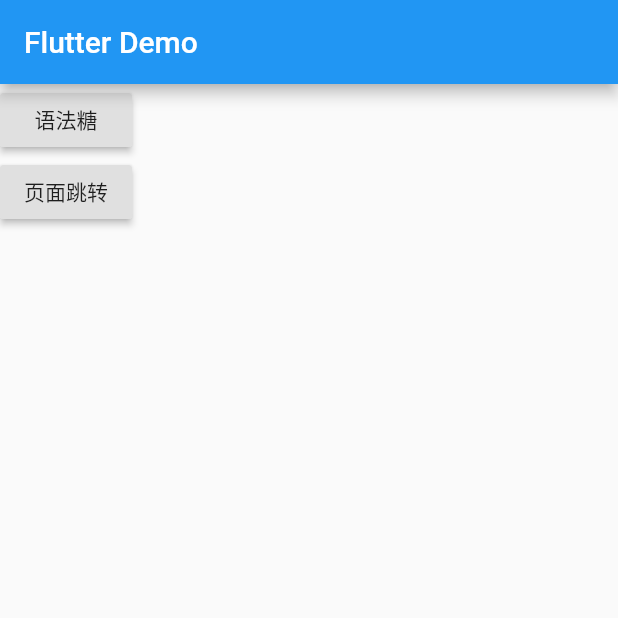
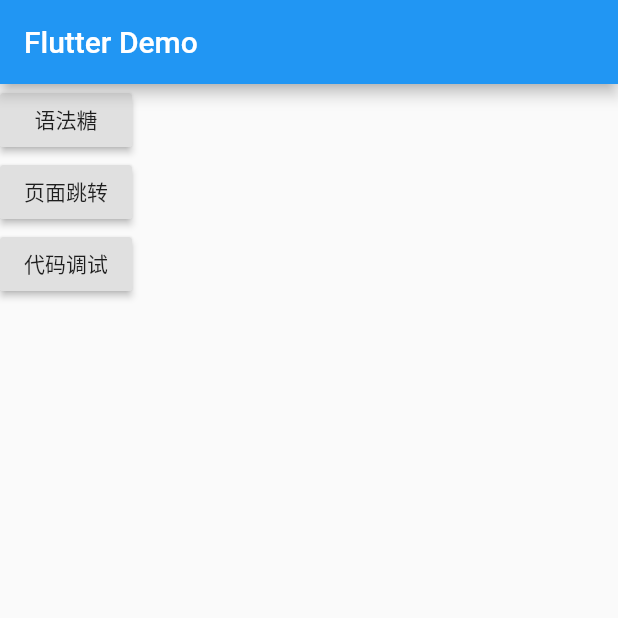
Before and after one commit to yanjunhui2014/fz_flutter_share, a Flutter app: the screen it shows after launch, on a phone screen of 412 x 824 dp, the top half of it. Run offline on Flutter 3.47's test engine with Material 2 defaults, Android fonts, the phone set to English and light mode, and no system bars.

Commit message:
feat 1、完成代码调试demo添加；

```diff
--- a/lib/main.dart
+++ b/lib/main.dart
@@ -1,5 +1,6 @@
 import 'dart:async';
 
+import 'package:ShareDemo/ui/DemoDebugWidget.dart';
 import 'package:ShareDemo/utils/FZLog.dart';
 import 'package:flutter/material.dart';
 
@@ -14,12 +15,15 @@ class MyApp extends StatelessWidget {
   // This widget is the root of your application.
   static const Router_DemoGrammarSugar = 'demo/DemoGrammarSugarWidget';
   static const Router_DemoNavigation = 'demo/DemoNavigationTargetWidget';
+  static const Router_DemoDebug = "demo/DemoDebugWidgetWidget";
 
   Map<String, WidgetBuilder> routers = {
     "$Router_DemoGrammarSugar": (BuildContext context) =>
         DemoGrammarSugarWidget(),
     "$Router_DemoNavigation": (BuildContext context) =>
         DemoNavigationTargetWidget(pageFrom: "pushNamed路由策略"),
+    "$Router_DemoDebug": (BuildContext context) =>
+        DemoDebugWidgetWidget(),
   };
 
   @override
@@ -57,19 +61,7 @@ class _MyHomePageState extends State<MyHomePage> {
           children: <Widget>[
             _itemButton('语法糖', MyApp.Router_DemoGrammarSugar),
             _itemButton('页面跳转', MyApp.Router_DemoNavigation),
-            // _itemButton("手势监听", "gesture"),
-            // _itemButton("图片加载（静态图、gif）", "imagetest"),
-            // _itemButton("网络请求测试", "network_test"),
-            // _itemButton("录音测试", "record_page"),
-            // _itemButton("自定义视图-圆形进度条", "circle_progress"),
-            // _itemButton("native通信-methodcall", "MethodCallPage")
-            // _itemButton("plugin demo", PluginUse(), "plugin"),
-            // _itemButton("lessGroup demo", LessGroupWidget(), "lessGroup"),
-            // _itemButton(
-            //     "statefulGroup demo", StatefulGroupWidget(), "statefulGroup"),
-            // _itemButton(
-            //     "flutterLayout demo", FlutterLayoutPage(), "flutterLayout"),
-            // _itemButton("listviewtest", ListViewTest(), "listviewtest"),
+            _itemButton("代码调试", MyApp.Router_DemoDebug),
           ],
         ),
       ), // This trailing comma makes auto-formatting nicer for build methods.
--- a/lib/ui/DemoNavigationTargetWidget.dart
+++ b/lib/ui/DemoNavigationTargetWidget.dart
@@ -1,7 +1,7 @@
 import 'package:flutter/cupertino.dart';
 import 'package:flutter/material.dart';
 
-///跳转目标页
+///跳转演示目标页
 class DemoNavigationTargetWidget extends StatefulWidget {
   final String pageFrom;
 
```
Also changed, not shown: lib/ui/DemoDebugWidget.dart (added, +48 -0 lines).
